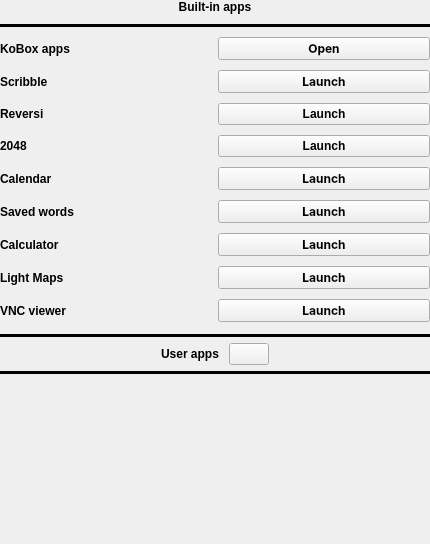
The window that apps.ui (Quill-OS/quill) describes before a commit, drawn with Qt 5.
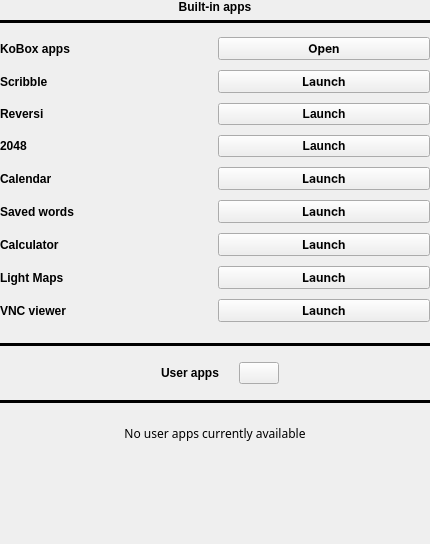
The same window after the commit. Icons and pictures are not drawn.

Commit message: GUI user applications: More improvements

The edit to the form file:
```diff
--- a/apps.ui
+++ b/apps.ui
@@ -28,7 +28,10 @@
    </property>
    <item>
     <layout class="QGridLayout" name="gridLayout">
-     <item row="4" column="0">
+     <property name="topMargin">
+      <number>0</number>
+     </property>
+     <item row="5" column="0">
       <widget class="QScrollArea" name="scrollArea">
        <property name="frameShape">
         <enum>QFrame::NoFrame</enum>
@@ -51,7 +54,7 @@
           <x>0</x>
           <y>0</y>
           <width>428</width>
-          <height>542</height>
+          <height>510</height>
          </rect>
         </property>
         <layout class="QVBoxLayout" name="verticalLayout_2">
@@ -72,11 +75,14 @@
          </property>
          <item>
           <layout class="QGridLayout" name="gridLayout_3">
+           <property name="topMargin">
+            <number>8</number>
+           </property>
            <property name="rightMargin">
             <number>0</number>
            </property>
            <property name="bottomMargin">
-            <number>6</number>
+            <number>15</number>
            </property>
            <property name="verticalSpacing">
             <number>10</number>
@@ -311,22 +317,6 @@
              </property>
             </widget>
            </item>
-           <item row="1" column="0" colspan="2">
-            <widget class="QLabel" name="label">
-             <property name="font">
-              <font>
-               <weight>75</weight>
-               <bold>true</bold>
-              </font>
-             </property>
-             <property name="text">
-              <string>Built-in apps</string>
-             </property>
-             <property name="alignment">
-              <set>Qt::AlignCenter</set>
-             </property>
-            </widget>
-           </item>
            <item row="8" column="0">
             <widget class="QLabel" name="calendarLabel">
              <property name="font">
@@ -340,19 +330,6 @@
              </property>
             </widget>
            </item>
-           <item row="2" column="0" colspan="2">
-            <widget class="Line" name="line">
-             <property name="frameShadow">
-              <enum>QFrame::Plain</enum>
-             </property>
-             <property name="lineWidth">
-              <number>3</number>
-             </property>
-             <property name="orientation">
-              <enum>Qt::Horizontal</enum>
-             </property>
-            </widget>
-           </item>
           </layout>
          </item>
          <item>
@@ -373,6 +350,12 @@
            <property name="spacing">
             <number>0</number>
            </property>
+           <property name="topMargin">
+            <number>10</number>
+           </property>
+           <property name="bottomMargin">
+            <number>10</number>
+           </property>
            <item>
             <spacer name="horizontalSpacer">
              <property name="orientation">
@@ -387,20 +370,30 @@
             </spacer>
            </item>
            <item>
-            <widget class="QLabel" name="label_6">
-             <property name="font">
-              <font>
-               <weight>75</weight>
-               <bold>true</bold>
-              </font>
+            <layout class="QGridLayout" name="gridLayout_2">
+             <property name="leftMargin">
+              <number>10</number>
              </property>
-             <property name="text">
-              <string>User apps</string>
+             <property name="rightMargin">
+              <number>10</number>
              </property>
-             <property name="alignment">
-              <set>Qt::AlignCenter</set>
-             </property>
-            </widget>
+             <item row="0" column="0">
+              <widget class="QLabel" name="label_6">
+               <property name="font">
+                <font>
+                 <weight>75</weight>
+                 <bold>true</bold>
+                </font>
+               </property>
+               <property name="text">
+                <string>User apps</string>
+               </property>
+               <property name="alignment">
+                <set>Qt::AlignCenter</set>
+               </property>
+              </widget>
+             </item>
+            </layout>
            </item>
            <item>
             <spacer name="horizontalSpacer_3">
@@ -420,31 +413,9 @@
            </item>
            <item>
             <widget class="QPushButton" name="editUserAppsBtn">
-             <property name="sizePolicy">
-              <sizepolicy hsizetype="Fixed" vsizetype="Fixed">
-               <horstretch>0</horstretch>
-               <verstretch>0</verstretch>
-              </sizepolicy>
-             </property>
-             <property name="maximumSize">
-              <size>
-               <width>40</width>
-               <height>40</height>
-              </size>
-             </property>
              <property name="text">
               <string/>
              </property>
-             <property name="icon">
-              <iconset theme="://resources/edit.png">
-               <normaloff>://resources/edit.png</normaloff>://resources/edit.png</iconset>
-             </property>
-             <property name="iconSize">
-              <size>
-               <width>34</width>
-               <height>34</height>
-              </size>
-             </property>
             </widget>
            </item>
            <item>
@@ -476,17 +447,26 @@
           </widget>
          </item>
          <item>
-          <layout class="QVBoxLayout" name="verticalLayout_4UserApps">
-           <property name="spacing">
-            <number>10</number>
+          <layout class="QGridLayout" name="gridLayout_4"/>
+         </item>
+         <item>
+          <layout class="QVBoxLayout" name="verticalLayout_4"/>
+         </item>
+         <item>
+          <widget class="QLabel" name="noUserAppsAvailableLabel">
+           <property name="font">
+            <font>
+             <family>Chivo</family>
+            </font>
            </property>
-           <property name="topMargin">
-            <number>2</number>
+           <property name="text">
+            <string>
+No user apps currently available</string>
            </property>
-           <property name="rightMargin">
-            <number>0</number>
+           <property name="alignment">
+            <set>Qt::AlignCenter</set>
            </property>
-          </layout>
+          </widget>
          </item>
          <item>
           <spacer name="verticalSpacer">
@@ -508,6 +488,35 @@
        </widget>
       </widget>
      </item>
+     <item row="0" column="0">
+      <widget class="QLabel" name="label">
+       <property name="font">
+        <font>
+         <weight>75</weight>
+         <bold>true</bold>
+        </font>
+       </property>
+       <property name="text">
+        <string>Built-in apps</string>
+       </property>
+       <property name="alignment">
+        <set>Qt::AlignCenter</set>
+       </property>
+      </widget>
+     </item>
+     <item row="1" column="0">
+      <widget class="Line" name="line">
+       <property name="frameShadow">
+        <enum>QFrame::Plain</enum>
+       </property>
+       <property name="lineWidth">
+        <number>3</number>
+       </property>
+       <property name="orientation">
+        <enum>Qt::Horizontal</enum>
+       </property>
+      </widget>
+     </item>
     </layout>
    </item>
   </layout>
```
The commit also changes 5 other files.
